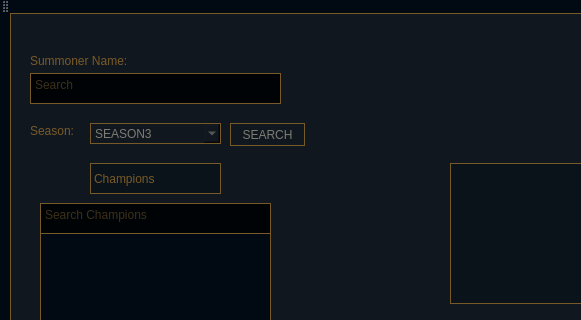
Before: the Qt Designer form mainwindow.ui in Halam01/LolStatsQueryV2-QtUi_Public, drawn with Qt 5; both pictures show x 0 to 581 and y 0 to 320 of the 1139 by 674 pixel window.
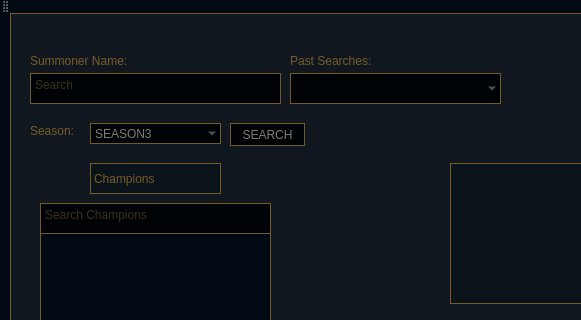
After: the same form once the commit is applied.

Commit message:
Added predicate, local cache, Search History
Added predicate function for parsing, Added local cache to speed up
repeat queries, add Search History that pulls from local cache

```diff
--- a/mainwindow.ui
+++ b/mainwindow.ui
@@ -124,9 +124,9 @@
        <colorrole role="Button">
         <brush brushstyle="SolidPattern">
          <color alpha="255">
-          <red>16</red>
-          <green>23</green>
-          <blue>31</blue>
+          <red>0</red>
+          <green>3</green>
+          <blue>6</blue>
          </color>
         </brush>
        </colorrole>
@@ -151,18 +151,18 @@
        <colorrole role="Base">
         <brush brushstyle="SolidPattern">
          <color alpha="255">
-          <red>16</red>
-          <green>23</green>
-          <blue>31</blue>
+          <red>0</red>
+          <green>3</green>
+          <blue>6</blue>
          </color>
         </brush>
        </colorrole>
        <colorrole role="Window">
         <brush brushstyle="SolidPattern">
          <color alpha="255">
-          <red>16</red>
-          <green>23</green>
-          <blue>31</blue>
+          <red>0</red>
+          <green>3</green>
+          <blue>6</blue>
          </color>
         </brush>
        </colorrole>
@@ -180,9 +180,9 @@
        <colorrole role="Button">
         <brush brushstyle="SolidPattern">
          <color alpha="255">
-          <red>16</red>
-          <green>23</green>
-          <blue>31</blue>
+          <red>0</red>
+          <green>3</green>
+          <blue>6</blue>
          </color>
         </brush>
        </colorrole>
@@ -207,18 +207,18 @@
        <colorrole role="Base">
         <brush brushstyle="SolidPattern">
          <color alpha="255">
-          <red>16</red>
-          <green>23</green>
-          <blue>31</blue>
+          <red>0</red>
+          <green>3</green>
+          <blue>6</blue>
          </color>
         </brush>
        </colorrole>
        <colorrole role="Window">
         <brush brushstyle="SolidPattern">
          <color alpha="255">
-          <red>16</red>
-          <green>23</green>
-          <blue>31</blue>
+          <red>0</red>
+          <green>3</green>
+          <blue>6</blue>
          </color>
         </brush>
        </colorrole>
@@ -236,9 +236,9 @@
        <colorrole role="Button">
         <brush brushstyle="SolidPattern">
          <color alpha="255">
-          <red>16</red>
-          <green>23</green>
-          <blue>31</blue>
+          <red>0</red>
+          <green>3</green>
+          <blue>6</blue>
          </color>
         </brush>
        </colorrole>
@@ -263,18 +263,18 @@
        <colorrole role="Base">
         <brush brushstyle="SolidPattern">
          <color alpha="255">
-          <red>16</red>
-          <green>23</green>
-          <blue>31</blue>
+          <red>0</red>
+          <green>3</green>
+          <blue>6</blue>
          </color>
         </brush>
        </colorrole>
        <colorrole role="Window">
         <brush brushstyle="SolidPattern">
          <color alpha="255">
-          <red>16</red>
-          <green>23</green>
-          <blue>31</blue>
+          <red>0</red>
+          <green>3</green>
+          <blue>6</blue>
          </color>
         </brush>
        </colorrole>
@@ -283,10 +283,10 @@
     </property>
     <property name="styleSheet">
      <string notr="true">font: 14pt &quot;Narkisim&quot;;
-background-color: rgb(16, 23, 31);
 border-color: rgb(120, 90, 40);
 color: rgb(125, 124, 114);
 border: 1px solid rgb(120, 90, 40);
+background-color: rgb(0, 3, 6);
 </string>
     </property>
     <item>
@@ -326,7 +326,7 @@
     </property>
     <property name="styleSheet">
      <string notr="true">font: 14pt &quot;Narkisim&quot;;
-background-color: rgb(16, 23, 31);
+background-color: rgb(0, 3, 6);
 border-color: rgb(120, 90, 40);
 color: rgb(125, 124, 114);
 border: 1px solid rgb(120, 90, 40);
@@ -519,6 +519,42 @@
      <string>Search Champions</string>
     </property>
    </widget>
+   <widget class="QComboBox" name="historyBox">
+    <property name="geometry">
+     <rect>
+      <x>290</x>
+      <y>60</y>
+      <width>211</width>
+      <height>31</height>
+     </rect>
+    </property>
+    <property name="styleSheet">
+     <string notr="true">font: 14pt &quot;Narkisim&quot;;
+border-color: rgb(120, 90, 40);
+color: rgb(125, 124, 114);
+border: 1px solid rgb(120, 90, 40);
+background-color: rgb(0, 3, 6);
+</string>
+    </property>
+   </widget>
+   <widget class="QLabel" name="label_3">
+    <property name="geometry">
+     <rect>
+      <x>290</x>
+      <y>40</y>
+      <width>141</width>
+      <height>16</height>
+     </rect>
+    </property>
+    <property name="styleSheet">
+     <string notr="true">font: 14pt &quot;Narkisim&quot;;
+color: rgb(120, 90, 40);
+background-color: rgba(255, 255, 255, 0);</string>
+    </property>
+    <property name="text">
+     <string>Past Searches:</string>
+    </property>
+   </widget>
    <zorder>pushButton_2</zorder>
    <zorder>dataBackground</zorder>
    <zorder>overlayBackground</zorder>
@@ -533,6 +569,8 @@
    <zorder>dataDisplay</zorder>
    <zorder>champImgIcon</zorder>
    <zorder>champSearch</zorder>
+   <zorder>historyBox</zorder>
+   <zorder>label_3</zorder>
   </widget>
   <widget class="QToolBar" name="mainToolBar">
    <attribute name="toolBarArea">
```
The commit also changes 2 other files.
